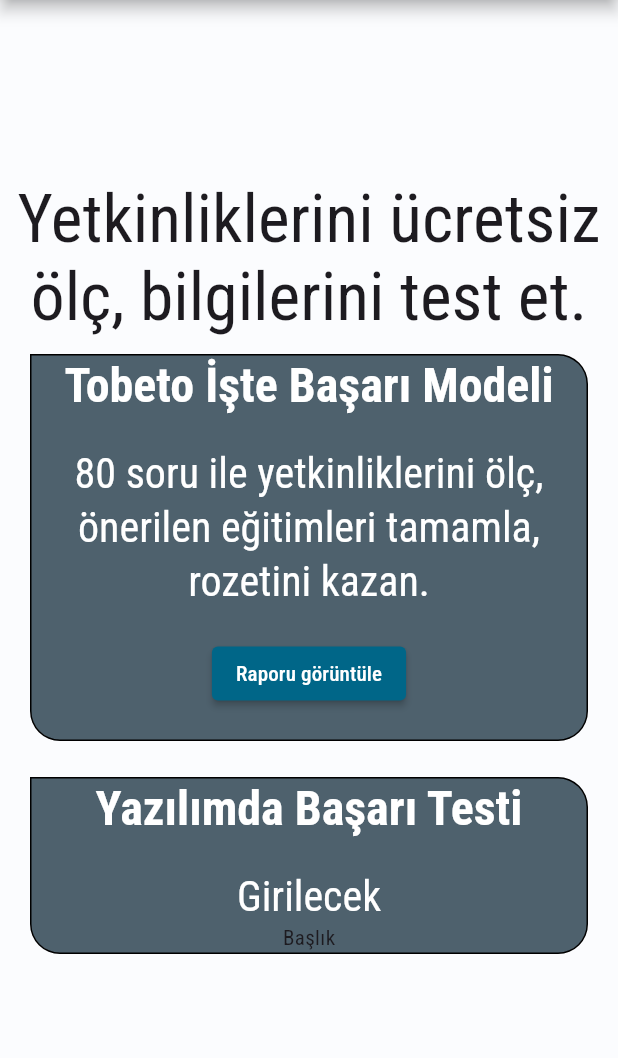
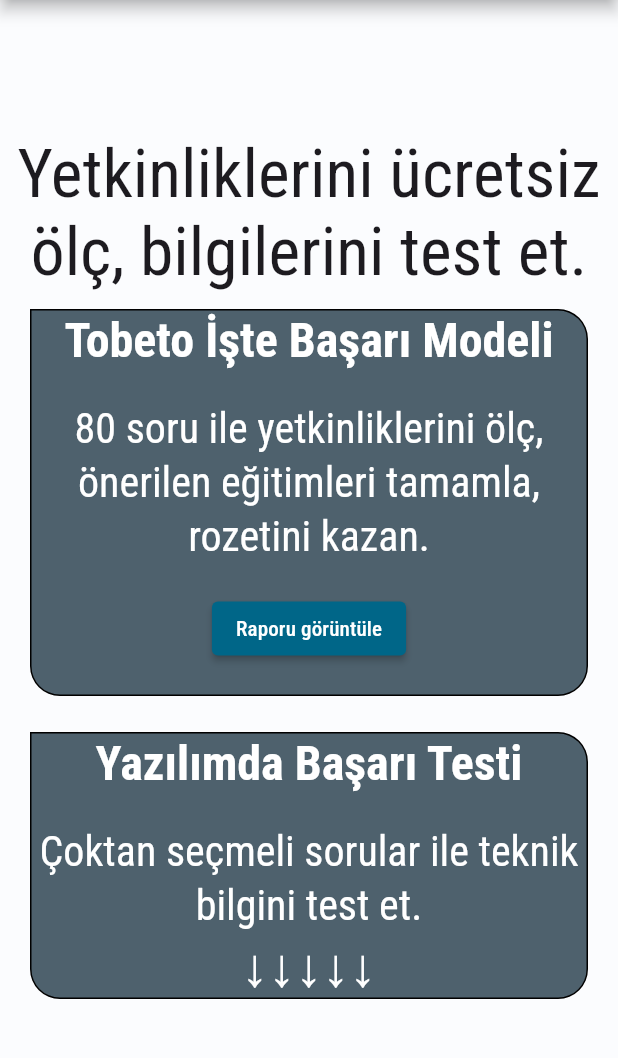
Before and after one commit to umutatakul/Tobeto_LMS_Project, a Flutter app: the screen it shows after launch, on a phone screen of 412 x 824 dp, the part 84-1142 px from its top. Run offline on Flutter 3.47's test engine with Material 3 defaults, Android fonts, the phone set to English and light mode, and no system bars; our stand-ins replace animated_background, flutter_heatmap_calendar, flutter_rating_bar, flutter_svg, font_awesome_flutter, google_fonts and 2 more.

Commit message:
ReviewScreen ikicni container tasarlandı

```diff
--- a/tobeto_lms_project/lib/widgets/review_widgets/second_container_field.dart
+++ b/tobeto_lms_project/lib/widgets/review_widgets/second_container_field.dart
@@ -9,10 +9,14 @@ class SecondContainerField extends StatelessWidget {
   @override
   Widget build(BuildContext context) {
     return CustomContainerReview(
-      body: const Text("Başlık"),
+      body: Text(
+        "↓↓↓↓↓",
+        style: Theme.of(context).textTheme.displaySmall!.copyWith(
+            color: ColorsOfReviewScreen().containertextColor(context)),
+      ),
       gradientColorFirst: _colors.firstContainerBackgroundColor(context),
       titleString: 'Yazılımda Başarı Testi',
-      bodyString: "Girilecek",
+      bodyString: "Çoktan seçmeli sorular ile teknik bilgini test et.",
     );
   }
 }
```
